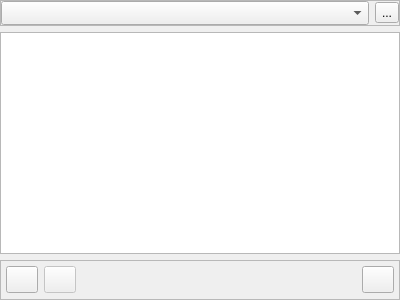
Before: the Qt Designer form client/src/widgets/ProjectNavigator.ui in introlab/openteraplus, drawn with Qt 5.
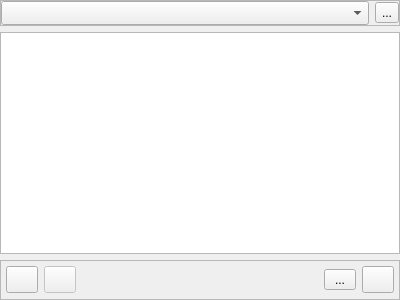
After: the same form once the commit is applied. Icons and pictures are not drawn.

Commit message: Refs #1. Added button to filter inactive participants in ProjectNavigator.

What changed in the file:
```diff
--- a/client/src/widgets/ProjectNavigator.ui
+++ b/client/src/widgets/ProjectNavigator.ui
@@ -235,6 +235,55 @@
         </property>
        </spacer>
       </item>
+      <item>
+       <spacer name="horizontalSpacer_2">
+        <property name="orientation">
+         <enum>Qt::Horizontal</enum>
+        </property>
+        <property name="sizeHint" stdset="0">
+         <size>
+          <width>40</width>
+          <height>20</height>
+         </size>
+        </property>
+       </spacer>
+      </item>
+      <item>
+       <widget class="QToolButton" name="btnFilterActive">
+        <property name="minimumSize">
+         <size>
+          <width>32</width>
+          <height>20</height>
+         </size>
+        </property>
+        <property name="cursor">
+         <cursorShape>PointingHandCursor</cursorShape>
+        </property>
+        <property name="toolTip">
+         <string>Afficher / masquer les participants inactifs</string>
+        </property>
+        <property name="text">
+         <string>...</string>
+        </property>
+        <property name="icon">
+         <iconset resource="../../resources/TeraClient.qrc">
+          <normaloff>:/icons/patient.png</normaloff>
+          <normalon>:/icons/patient_installed.png</normalon>:/icons/patient.png</iconset>
+        </property>
+        <property name="iconSize">
+         <size>
+          <width>20</width>
+          <height>20</height>
+         </size>
+        </property>
+        <property name="checkable">
+         <bool>true</bool>
+        </property>
+        <property name="checked">
+         <bool>false</bool>
+        </property>
+       </widget>
+      </item>
       <item>
        <widget class="QToolButton" name="btnRefresh">
         <property name="minimumSize">
```
Left out of the diff: 9 changed lines with no effect on the pictures. The commit also changes 4 other files.
